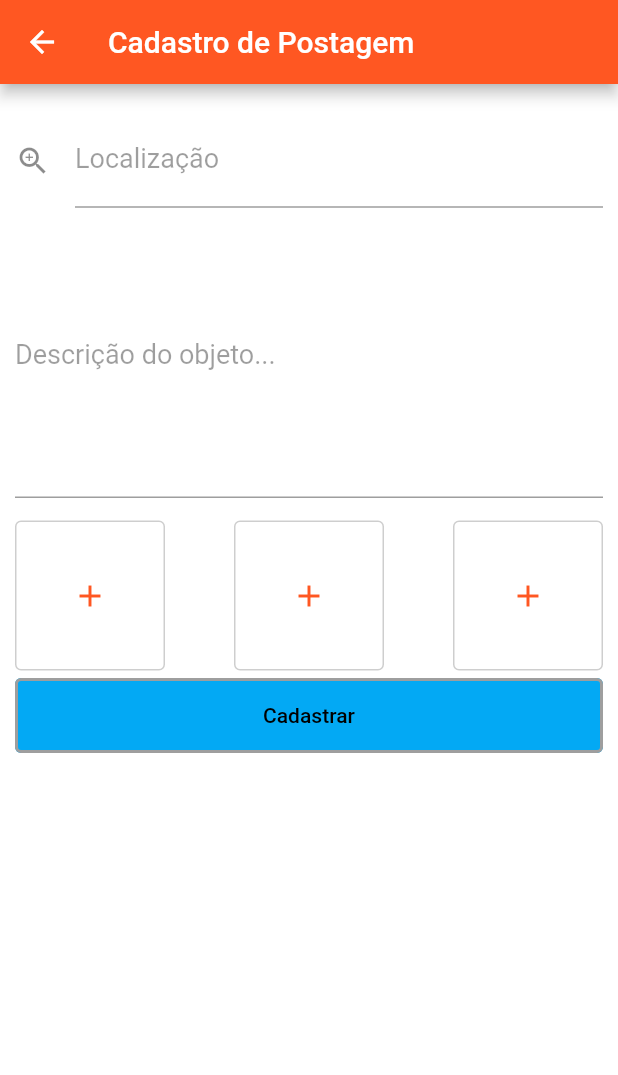
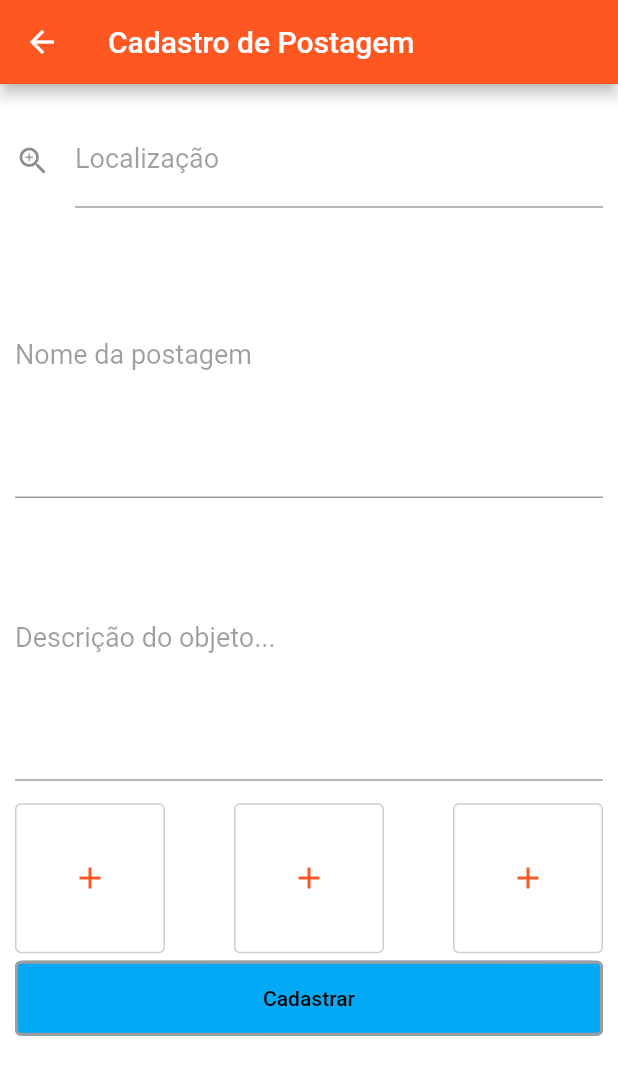
Before and after one commit to Ajujuba/TaAqui, a Flutter app: the CadastroPostagem screen opened directly, after a tap on "Cadastrar", on a phone screen of 412 x 824 dp. Shown: the top 1075 px of the screen. Run offline on Flutter 3.47's test engine with Material 2 defaults, Android fonts, the phone set to English and light mode, and no system bars; our stand-ins replace cloud_firestore, firebase_auth, firebase_core, firebase_storage, image_picker, mask_text_input_formatter; accounts and stored records are empty.

Commit message:
Backend criação de postagem WIP

```diff
--- a/taqui/lib/screens/form_cadastro_postagem.dart
+++ b/taqui/lib/screens/form_cadastro_postagem.dart
@@ -5,6 +5,8 @@ import 'package:flutter/material.dart';
 import 'dart:io';
 import 'package:image_picker/image_picker.dart';
 import 'package:taqui/screens/tela_objeto_detalhe.dart';
+import 'package:cloud_firestore/cloud_firestore.dart';
+import 'package:firebase_auth/firebase_auth.dart';
 
 const _tituloAppBar = 'Cadastro de Postagem';
 
@@ -20,8 +22,11 @@ class CadastroPostagemState extends State<CadastroPostagem> {
   GlobalKey<FormState> _key = new GlobalKey(); // chave
   bool _validate = false;
 
+  String postagem = "";
+  String localizacao = "";
+  String desc = "";
+
   final picker = ImagePicker();
-
   File _imagem1 = null;
   File _imagem2 = null;
   File _imagem3 = null;
@@ -65,6 +70,26 @@ class CadastroPostagemState extends State<CadastroPostagem> {
     });
   }
 
+  criarPostagem() async{
+    FirebaseFirestore db = FirebaseFirestore.instance;
+    FirebaseAuth auth = FirebaseAuth.instance;
+    String usuarioLogado = auth.currentUser.uid.toString();
+
+    DocumentReference documento = db.collection("postagens")
+        .doc(postagem);
+
+    documento.set({
+      "usuario" : usuarioLogado,
+      "postagem" : postagem,
+      "localizacao" : localizacao,
+      "descricao" : desc,
+      "imagem1" : _imagem1,
+      "imagem2" : _imagem2,
+      "imagem3" : _imagem3,
+    });
+
+  }
+
   @override
   Widget build(BuildContext context) {
     return Scaffold(
@@ -92,7 +117,9 @@ class CadastroPostagemState extends State<CadastroPostagem> {
         children: <Widget>[
           TextFormField( // Bloco referente ao input da localização
             keyboardType: TextInputType.text,
-            onSaved: (String val) { },
+            onSaved: (String val) {
+              localizacao = val;
+            },
             decoration: InputDecoration(
               labelText: "Localização",
               icon: Icon(Icons.zoom_in),
@@ -109,9 +136,31 @@ class CadastroPostagemState extends State<CadastroPostagem> {
             height: 5,
           ),
           Container(
+              child: TextFormField( // Bloco referente ao input da postagem
+                keyboardType: TextInputType.text,
+                onSaved: (String val) {
+                  postagem = val;
+                },
+                decoration: InputDecoration(
+                  contentPadding: EdgeInsets.fromLTRB(0, 0, 0, 150),
+                  labelText: "Nome da postagem",
+                  labelStyle: TextStyle(
+                    color: Colors.black38,
+                    fontSize: 18.0,
+                  ),
+                ),
+                style: TextStyle(
+                  fontSize: 18.0,
+                ),
+              )
+          ),
+
+          Container(
               child: TextFormField( // Bloco referente ao input da descrição
                 keyboardType: TextInputType.text,
-                onSaved: (String val) { },
+                onSaved: (String val) {
+                  desc = val;
+                },
                 decoration: InputDecoration(
                   contentPadding: EdgeInsets.fromLTRB(0, 0, 0, 150),
                   labelText: "Descrição do objeto...",
@@ -318,7 +367,10 @@ class CadastroPostagemState extends State<CadastroPostagem> {
                     style: TextStyle(color: Colors.black),
                   ),
                 ),
-                onPressed: () { },
+                onPressed: () {
+                  criarPostagem();
+
+                },
                 style: TextButton.styleFrom(
                   primary: Colors.black,
                   backgroundColor: Colors.lightBlue,
```
